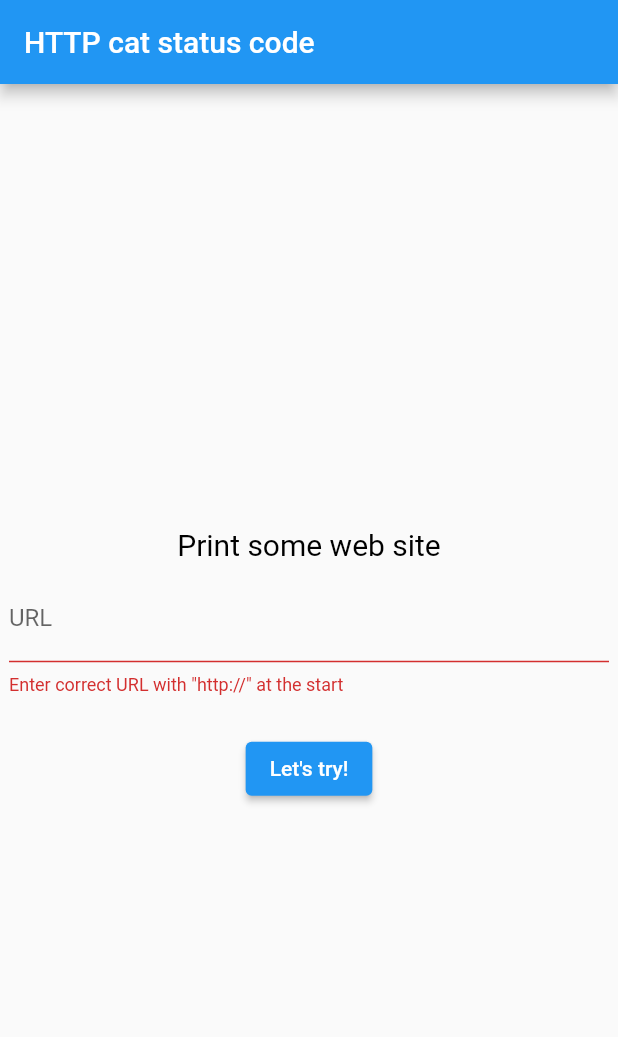
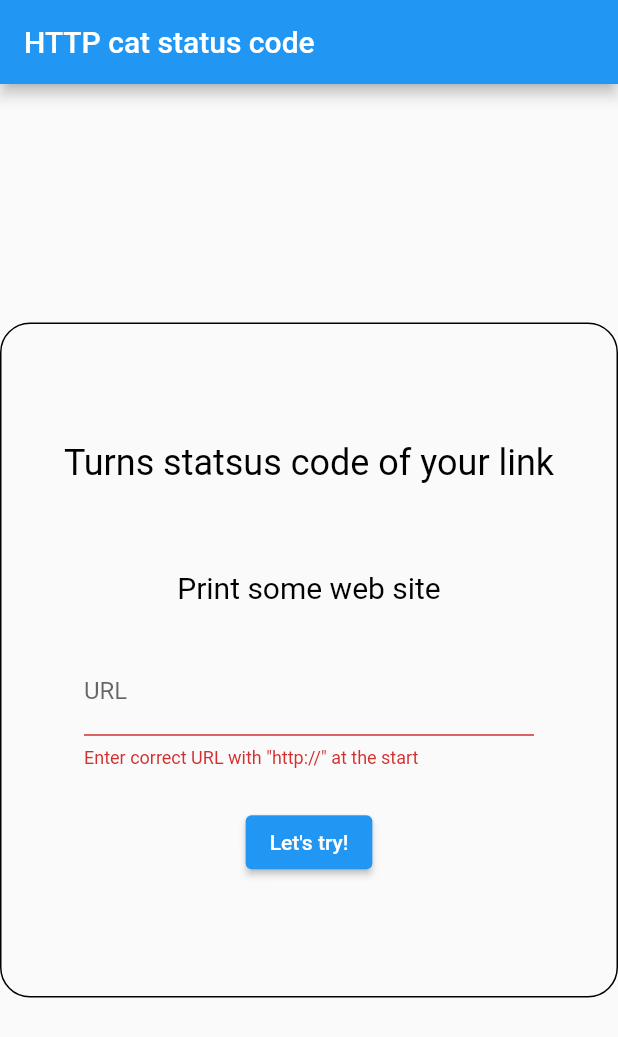
Before and after one commit to Myashka/flutter, a Flutter app: the screen it shows after launch, after a tap on "Let's try!", on a phone screen of 412 x 824 dp. Shown: the top 1037 px of the screen. Run offline on Flutter 3.47's test engine with Material 2 defaults, Android fonts, the phone set to English and light mode, and no system bars; our stand-ins replace validators; network calls fail.

Commit message:
Done 2 lab, corrected

```diff
--- a/gorbatovski_lab_2/lib/app.dart
+++ b/gorbatovski_lab_2/lib/app.dart
@@ -11,7 +11,7 @@ class MyApp extends StatelessWidget {
       theme: ThemeData(
         primarySwatch: Colors.blue,
       ),
-      home: MyHomePage(),
+      home: const MyHomePage(),
     );
   }
 }
--- a/gorbatovski_lab_2/lib/first_page.dart
+++ b/gorbatovski_lab_2/lib/first_page.dart
@@ -1,7 +1,6 @@
-// ignore_for_file: unnecessary_string_interpolations
-
 import 'package:flutter/material.dart';
 import 'second_page.dart';
+import 'package:validators/validators.dart';
 
 class MyHomePage extends StatefulWidget {
   const MyHomePage({Key? key}) : super(key: key);
@@ -11,8 +10,6 @@ class MyHomePage extends StatefulWidget {
 }
 
 class _MyHomePageFromState extends State<MyHomePage> {
-  static const String _url = "https://";
-
   final _controller = TextEditingController();
   bool texterror = false;
 
@@ -30,15 +27,32 @@ class _MyHomePageFromState extends State<MyHomePage> {
       ),
       body: Center(
         child: Container(
+          decoration: BoxDecoration(
+            borderRadius: BorderRadius.circular(20),
+            border: Border.all(
+              color: Colors.black,
+            ),
+          ),
+          width: 500,
+          height: 450,
           child: Column(
             mainAxisAlignment: MainAxisAlignment.center,
             children: <Widget>[
-              Padding(
-                padding: const EdgeInsets.all(8.0),
-                child: const Text('Print some web site',
+              const Padding(
+                padding: EdgeInsets.only(bottom: 50.0),
+                child: Text('Turns statsus code of your link',
+                    style: TextStyle(fontSize: 24.0, color: Colors.black)),
+              ),
+              const Padding(
+                padding: EdgeInsets.all(8.0),
+                child: Text('Print some web site',
                     style: TextStyle(fontSize: 20.0, color: Colors.black)),
               ),
-              TextFormField(
+              Padding(
+                padding: const EdgeInsets.only(top: 20.0),
+                child: SizedBox(
+                  width: 300,
+                  child: TextFormField(
                     controller: _controller,
                     decoration: InputDecoration(
                       labelText: 'URL',
@@ -47,18 +61,20 @@ class _MyHomePageFromState extends State<MyHomePage> {
                           : null,
                     ),
                   ),
+                ),
+              ),
               const SizedBox(height: 25.0),
               ElevatedButton(
                 onPressed: () {
-                  if (_controller.text.isEmpty) {
+                  if (_controller.text.isEmpty || !isURL(_controller.text)) {
                     setState(() {
                       texterror = true;
                     });
-                  } else if (Uri.parse(_controller.text).isAbsolute) {
+                  } else {
                     setState(() {
                       texterror = false;
                     });
-                    String url = '${_controller.text}';
+                    String url = _controller.text;
                     Navigator.push(
                       context,
                       MaterialPageRoute(
@@ -66,17 +82,12 @@ class _MyHomePageFromState extends State<MyHomePage> {
                       ),
                     );
                     _controller.clear();
-                  } else {
-                    setState(() {
-                      texterror = true;
-                    });
                   }
                 },
                 child: const Text("Let's try!"),
               ),
             ],
           ),
-          width: 400,
         ),
       ),
     );
--- a/gorbatovski_lab_2/lib/second_page.dart
+++ b/gorbatovski_lab_2/lib/second_page.dart
@@ -1,7 +1,6 @@
 import 'package:flutter/material.dart';
 import 'package:http/http.dart' as http;
 import 'dart:async';
-import 'dart:convert';
 
 Future<int> fetchStatusCode(url) async {
   final response = await http.get(Uri.parse(url));
@@ -38,7 +37,6 @@ class _SecondPageState extends State<SecondPage> {
       body: Center(
         child: Padding(
           padding: const EdgeInsets.all(20.0),
-          child: Container(
           child: FutureBuilder<int>(
             future: futureStatusCode,
             builder: (context, snapshot) {
@@ -53,7 +51,6 @@ class _SecondPageState extends State<SecondPage> {
           ),
         ),
       ),
-      ),
     );
   }
 }
```
Also changed, not shown: gorbatovski_lab_2/pubspec.yaml (+3 -68 lines), gorbatovski_lab_2/pubspec.lock, 1 other file. Lines whose indentation alone changed are shown as unchanged.
